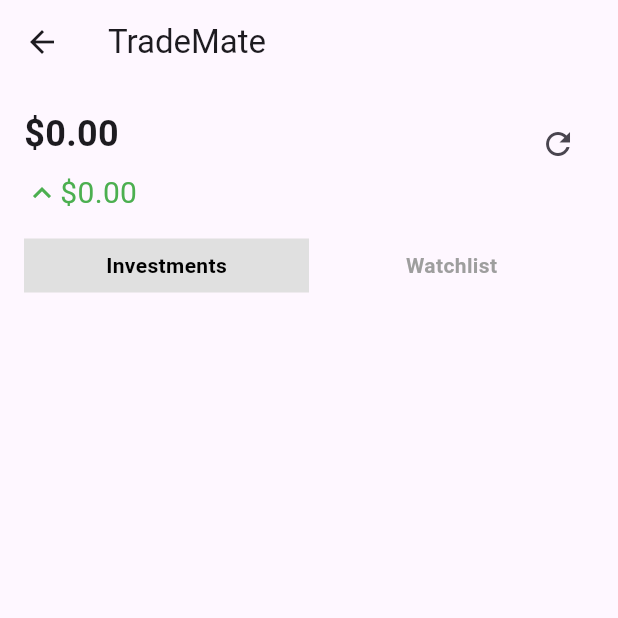
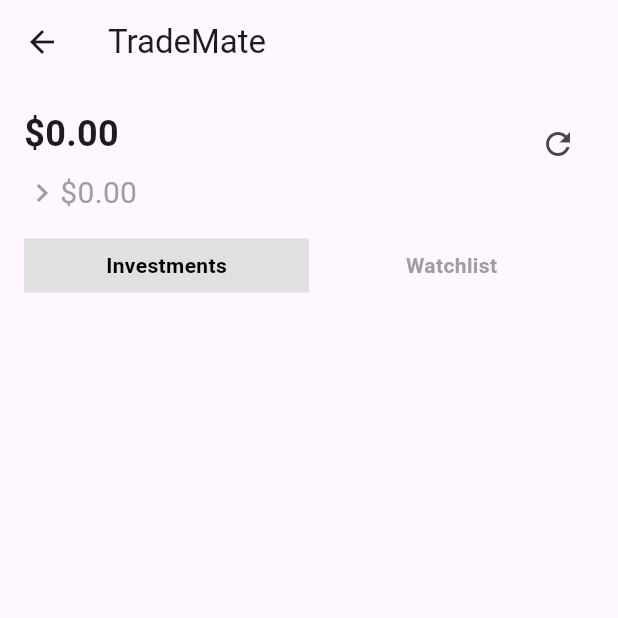
Before and after one commit to hamzenis/info-projekt, a Flutter app: the HomePageNew screen opened by its route, on a phone screen of 412 x 824 dp, the top half of it. Run offline on Flutter 3.47's test engine with Material 3 defaults, Android fonts, the phone set to English and light mode, and no system bars; our stand-ins replace cached_network_image, cloud_firestore, firebase_auth, firebase_core, flutter_cache_manager, fluttertoast and 6 more; missing offline and left inert: flutter_stripe; accounts and stored records are empty.

Commit message:
Refactor profitOrLoss logic and add support for zero value

```diff
--- a/info_projekt/lib/homepage_new.dart
+++ b/info_projekt/lib/homepage_new.dart
@@ -388,7 +388,8 @@ class PortfolioOverview extends StatefulWidget {
 class _PortfolioOverviewState extends State<PortfolioOverview> {
   @override
   Widget build(BuildContext context) {
-    bool isProfit = widget.profitOrLoss >= 0;
+    bool isProfit = widget.profitOrLoss > 0;
+    bool isZero = widget.profitOrLoss == 0.00;
 
     return Align(
       alignment: Alignment.topLeft,
@@ -417,8 +418,12 @@ class _PortfolioOverviewState extends State<PortfolioOverview> {
                             Icon(
                               isProfit
                                   ? Icons.keyboard_arrow_up
-                                  : Icons.keyboard_arrow_down,
-                              color: isProfit ? Colors.green : Colors.red,
+                                  : (isZero
+                                      ? Icons.keyboard_arrow_right
+                                      : Icons.keyboard_arrow_down),
+                              color: isProfit
+                                  ? Colors.green
+                                  : (isZero ? Colors.grey : Colors.red),
                             ),
                             ValueListenableBuilder<bool>(
                               valueListenable: widget.showPercentage,
@@ -429,7 +434,9 @@ class _PortfolioOverviewState extends State<PortfolioOverview> {
                                       : '\$${widget.profitOrLoss.toStringAsFixed(2)}',
                                   style: TextStyle(
                                     fontSize: 20,
-                                    color: isProfit ? Colors.green : Colors.red,
+                                    color: isProfit
+                                        ? Colors.green
+                                        : (isZero ? Colors.grey : Colors.red),
                                   ),
                                 );
                               },
@@ -592,6 +599,7 @@ class _InvestmentListState extends State<InvestmentList>
                         var investment = widget.investments[index];
                         bool isInvestmentProfit =
                             investment['profitOrLoss'] > 0;
+                        bool isZero = investment['profitOrLoss'] == 0.00;
 
                         return ListTile(
                           title: Row(
@@ -605,7 +613,7 @@ class _InvestmentListState extends State<InvestmentList>
                                 style: TextStyle(
                                   color: isInvestmentProfit
                                       ? Colors.green
-                                      : Colors.red,
+                                      : (isZero ? Colors.grey : Colors.red),
                                 ),
                               ),
                             ],
@@ -639,10 +647,14 @@ class _InvestmentListState extends State<InvestmentList>
                                         Icon(
                                           isInvestmentProfit
                                               ? Icons.keyboard_arrow_up
-                                              : Icons.keyboard_arrow_down,
+                                              : (isZero
+                                                  ? Icons.keyboard_arrow_right
+                                                  : Icons.keyboard_arrow_down),
                                           color: isInvestmentProfit
                                               ? Colors.green
-                                              : Colors.red,
+                                              : (isZero
+                                                  ? Colors.grey
+                                                  : Colors.red),
                                         ),
                                         Text(
                                           showPercentage
@@ -651,7 +663,9 @@ class _InvestmentListState extends State<InvestmentList>
                                           style: TextStyle(
                                             color: isInvestmentProfit
                                                 ? Colors.green
-                                                : Colors.red,
+                                                : (isZero
+                                                    ? Colors.grey
+                                                    : Colors.red),
                                           ),
                                         ),
                                       ],
```
